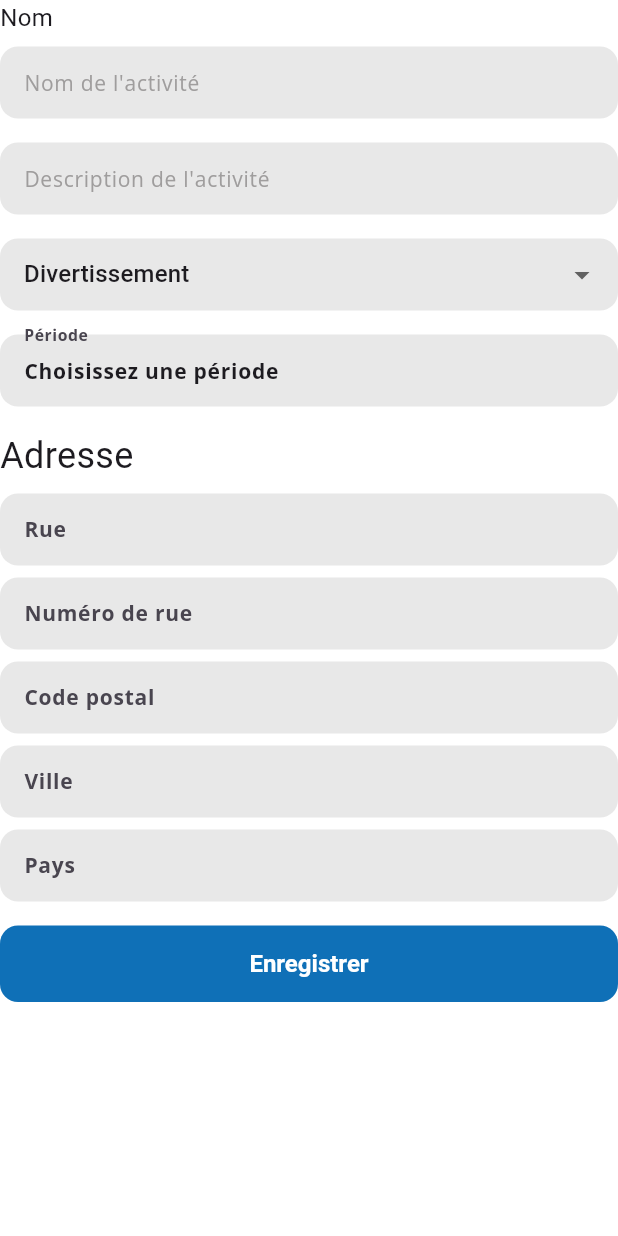
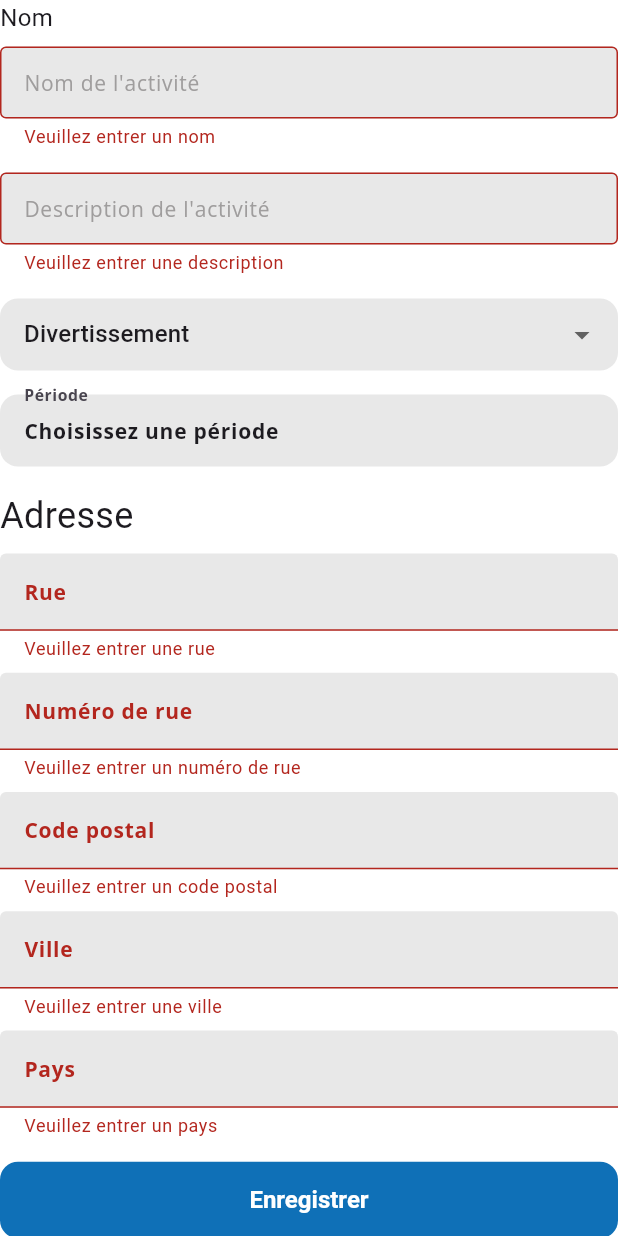
Before and after one commit to clara19s/Helmoliday-mobile, a Flutter app: the ActivityForm widget shown alone on an empty page, opened directly with empty values, after a tap on "Enregistrer", on a phone screen of 412 x 824 dp. Run offline on Flutter 3.47's test engine with Material 3 defaults, Android fonts, the phone set to English and light mode, and no system bars; our stand-ins replace dio, expandable, flutter_secure_storage, fluttertoast, geolocator, go_router and 6 more; missing offline and left inert: dart:ffi, flutter_polyline_points, pusher_channels_flutter; accounts and stored records are empty; network calls fail.

Commit message:
ajout vérification champs activity

```diff
--- a/lib/infrastructure/repository/auth_repository_impl.dart
+++ b/lib/infrastructure/repository/auth_repository_impl.dart
@@ -35,7 +35,8 @@ class AuthRepositoryImpl implements AuthRepository {
 
       return User.fromJson(response.data);
     } catch (e) {
-      print(e);
+      rethrow;
+
     }
     return null;
   }
--- a/lib/view_model/auth/login_view_model.dart
+++ b/lib/view_model/auth/login_view_model.dart
@@ -37,9 +37,6 @@ class LoginViewModel extends ChangeNotifier {
       if (user != null && _context.mounted) {
         _context.go('/home');
       }
-      else {
-        _errorMessage = 'Erreur lors de la connexion. Veuillez réessayer.';
-      }
     } catch (e) {
       _errorMessage = 'Erreur lors de la connexion. Veuillez réessayer.';
       _logger.severe('Erreur lors de la connexion', e);
--- a/lib/view_model/auth/register_view_model.dart
+++ b/lib/view_model/auth/register_view_model.dart
@@ -41,10 +41,8 @@ class RegisterViewModel extends ChangeNotifier {
       if (user != null && _context.mounted) {
         _context.go('/home');
       }
-      else {
-        _errorMessage = 'Erreur lors de l\'inscription. Veuillez réessayer.';
-      }
     } catch (e) {
+      _errorMessage = 'Erreur lors de l\'inscription. Veuillez réessayer.';
       _logger.severe('Erreur lors de l\'inscription', e);
     } finally {
       _isLoading = false;
--- a/lib/widget/activity/activity_form.dart
+++ b/lib/widget/activity/activity_form.dart
@@ -23,6 +23,8 @@ class ActivityForm extends StatefulWidget {
   final String? category;
   final Function(Map<String, dynamic>) onSave;
 
+
+
   @override
   State<ActivityForm> createState() => _activityFormState();
 }
@@ -37,6 +39,8 @@ class _activityFormState extends State<ActivityForm> {
   final TextEditingController cityController = TextEditingController();
   final TextEditingController countryController = TextEditingController();
   final TextEditingController categoryController = TextEditingController();
+
+  final _formKey = GlobalKey<FormState>();
 
   @override
   void initState() {
@@ -63,7 +67,10 @@ class _activityFormState extends State<ActivityForm> {
 
   @override
   Widget build(BuildContext context) {
-    return Column(
+    return Form(
+      key: _formKey,
+      child:
+     Column(
       mainAxisAlignment: MainAxisAlignment.start,
       crossAxisAlignment: CrossAxisAlignment.stretch,
       children: [
@@ -72,7 +79,13 @@ class _activityFormState extends State<ActivityForm> {
           style: TextStyle(fontSize: 16),
         ),
         const SizedBox(height: 8),
-        TextField(
+        TextFormField(
+          validator: (value) {
+            if (value == null || value.isEmpty) {
+              return 'Veuillez entrer un nom';
+            }
+            return null;
+          },
           controller: nameController,
           decoration: const InputDecoration(
             border: OutlineInputBorder(),
@@ -80,7 +93,13 @@ class _activityFormState extends State<ActivityForm> {
           ),
         ),
         const SizedBox(height: 16),
-        TextField(
+        TextFormField(
+          validator: (value) {
+            if (value == null || value.isEmpty) {
+              return 'Veuillez entrer une description';
+            }
+            return null;
+          },
           controller: descriptionController,
           decoration: const InputDecoration(
             border: OutlineInputBorder(),
@@ -137,6 +156,7 @@ class _activityFormState extends State<ActivityForm> {
             ? const CircularProgressIndicator()
             : ElevatedButton(
                 onPressed: () async {
+                  if (_formKey.currentState!.validate()) {
                     isLoading = true;
                     await widget.onSave({
                       "name": nameController.text,
@@ -155,11 +175,12 @@ class _activityFormState extends State<ActivityForm> {
                       "category": categoryController.text,
                     });
                     isLoading = false;
-
+                  }
                 },
                 child: const Text('Enregistrer'),
               ),
       ],
+    )
     );
   }
 }
```
Also changed, not shown: lib/view_model/activity/add_activity_view_model.dart (+19 -10 lines), lib/view_model/activity/edit_activity_view_model.dart (+9 -4 lines). Lines whose indentation alone changed are shown as unchanged.
